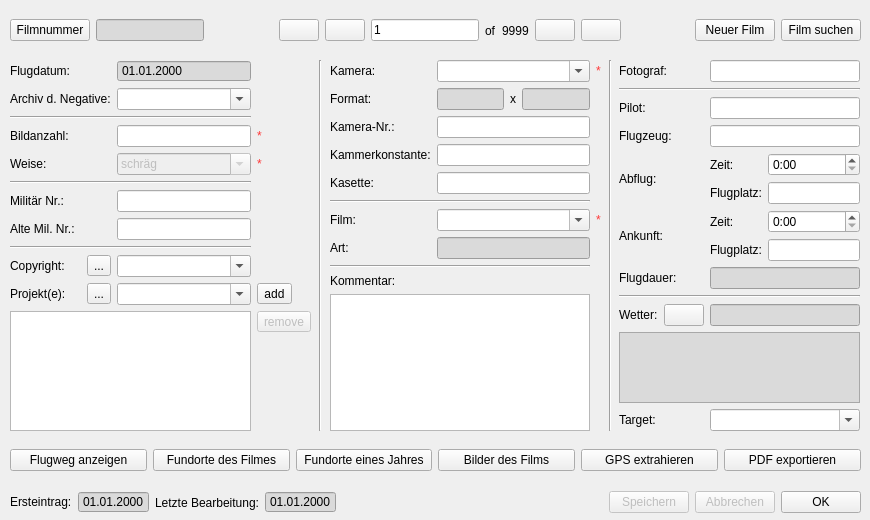
Qt form APIS/forms/apis_film_form.ui (APIS-Luftbildarchiv/APIS) before a commit.
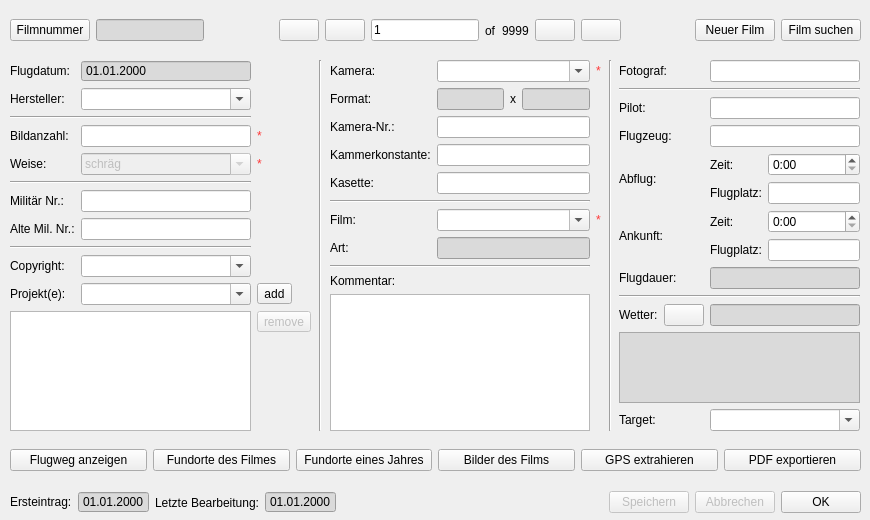
The same form after that commit. Icons and pictures are not drawn.

What changed in the file:
```diff
--- a/APIS/forms/apis_film_form.ui
+++ b/APIS/forms/apis_film_form.ui
@@ -891,7 +891,7 @@
     <item row="1" column="0">
      <widget class="QLabel" name="uiArchiveLbl">
       <property name="text">
-       <string>Archiv d. Negative:</string>
+       <string>Hersteller:</string>
       </property>
      </widget>
     </item>
@@ -930,59 +930,6 @@
       </property>
      </widget>
     </item>
-    <item row="10" column="0">
-     <layout class="QHBoxLayout" name="horizontalLayout_7">
-      <item>
-       <widget class="QLabel" name="uiProjectLbl">
-        <property name="text">
-         <string>Projekt(e):</string>
-        </property>
-       </widget>
-      </item>
-      <item>
-       <widget class="QToolButton" name="uiAddProjectToDbTBtn">
-        <property name="text">
-         <string>...</string>
-        </property>
-       </widget>
-      </item>
-     </layout>
-    </item>
-    <item row="10" column="1">
-     <layout class="QHBoxLayout" name="horizontalLayout_8">
-      <item>
-       <widget class="QComboBox" name="uiProjectSelectionCombo">
-        <property name="sizePolicy">
-         <sizepolicy hsizetype="Preferred" vsizetype="Fixed">
-          <horstretch>0</horstretch>
-          <verstretch>0</verstretch>
-         </sizepolicy>
-        </property>
-        <property name="editable">
-         <bool>true</bool>
-        </property>
-       </widget>
-      </item>
-     </layout>
-    </item>
-    <item row="9" column="0">
-     <layout class="QHBoxLayout" name="horizontalLayout_6">
-      <item>
-       <widget class="QLabel" name="uiCopyrightLbl">
-        <property name="text">
-         <string>Copyright:</string>
-        </property>
-       </widget>
-      </item>
-      <item>
-       <widget class="QToolButton" name="uiAddCopyrightToDbTBtn">
-        <property name="text">
-         <string>...</string>
-        </property>
-       </widget>
-      </item>
-     </layout>
-    </item>
     <item row="9" column="1">
      <widget class="QComboBox" name="uiCopyrightCombo">
       <property name="editable">
@@ -1034,6 +981,33 @@
     <item row="11" column="0" rowspan="2" colspan="2">
      <widget class="QListWidget" name="uiProjectList"/>
     </item>
+    <item row="9" column="0">
+     <widget class="QLabel" name="uiCopyrightLbl">
+      <property name="text">
+       <string>Copyright:</string>
+      </property>
+     </widget>
+    </item>
+    <item row="10" column="0">
+     <widget class="QLabel" name="uiProjectLbl">
+      <property name="text">
+       <string>Projekt(e):</string>
+      </property>
+     </widget>
+    </item>
+    <item row="10" column="1">
+     <widget class="QComboBox" name="uiProjectSelectionCombo">
+      <property name="sizePolicy">
+       <sizepolicy hsizetype="Preferred" vsizetype="Fixed">
+        <horstretch>0</horstretch>
+        <verstretch>0</verstretch>
+       </sizepolicy>
+      </property>
+      <property name="editable">
+       <bool>true</bool>
+      </property>
+     </widget>
+    </item>
    </layout>
   </widget>
   <widget class="Line" name="line_10">
```
Left out of the diff: 8 changed lines with no effect on the pictures.
